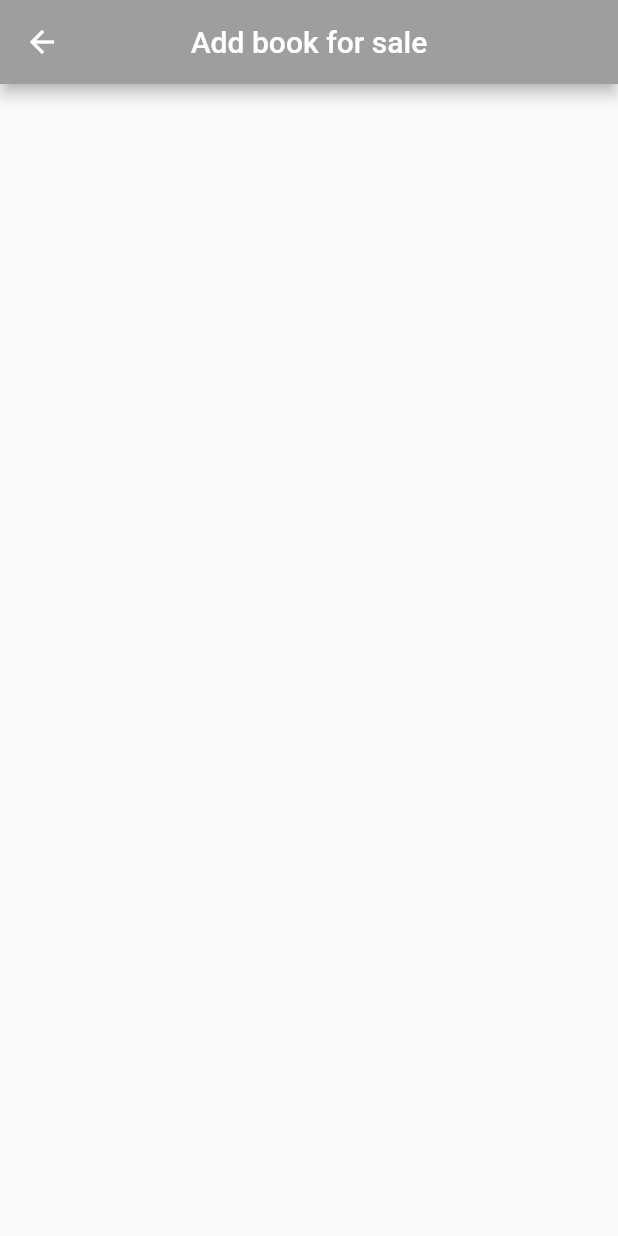
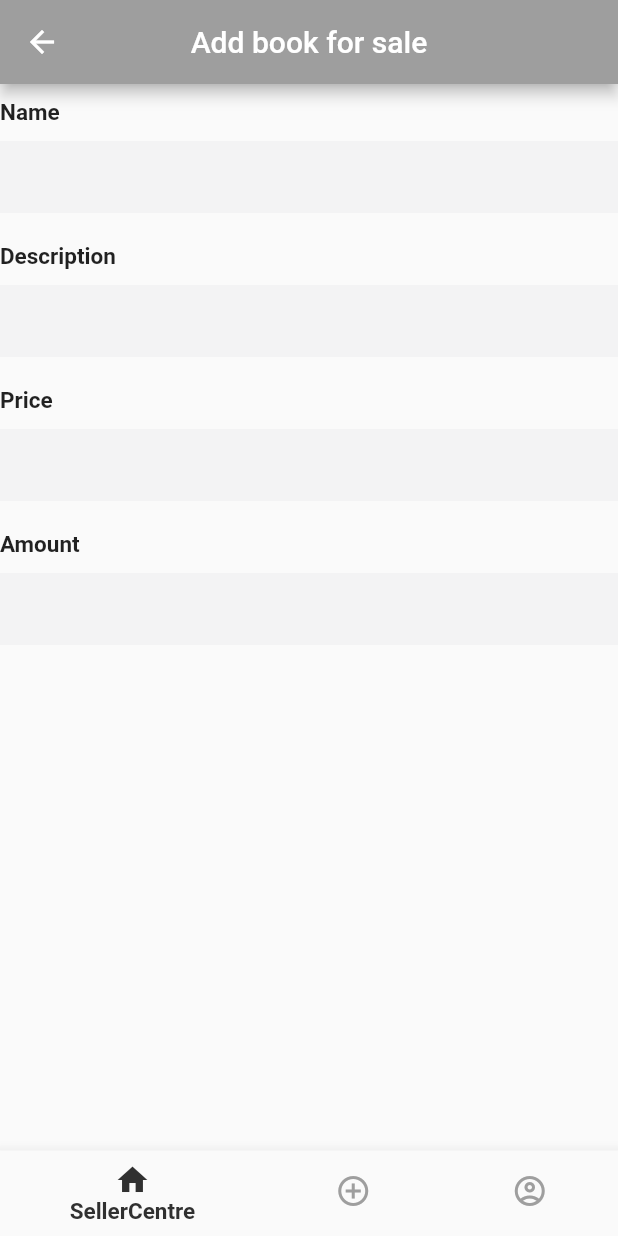
Before and after one commit to Pipeparin12/CSC291_BookStoreApp, a Flutter app: the AddBook screen opened directly, on a phone screen of 412 x 824 dp. Run offline on Flutter 3.47's test engine with Material 2 defaults, Android fonts, the phone set to English and light mode, and no system bars.

Commit message:
Create AddBook page
Create AddBook page

```diff
--- a/bookstoreapp291/lib/main.dart
+++ b/bookstoreapp291/lib/main.dart
@@ -1,3 +1,4 @@
+import 'package:bookstoreapp291/screen/add_book.dart';
 import 'package:flutter/material.dart';
 import 'package:bookstoreapp291/screen/seller_page.dart';
 
@@ -11,7 +12,7 @@ class MyApp extends StatelessWidget {
   @override
   Widget build(BuildContext context) {
     return MaterialApp(
-      home: SellerCentre(),
+      home: AddBook(),
     );
   }
 }
--- a/bookstoreapp291/lib/screen/add_book.dart
+++ b/bookstoreapp291/lib/screen/add_book.dart
@@ -1,3 +1,4 @@
+import 'dart:async';
 import 'dart:ui';
 
 import 'package:flutter/material.dart';
@@ -18,6 +19,19 @@ class _AddBookState extends State<AddBook> {
         centerTitle: true,
         backgroundColor: Colors.grey,
         leading: const Icon(Icons.arrow_back),
+      ),
+      body: Container(
+        child: Column(
+          children: [
+            Expanded(
+                child: Column(
+              children: [
+                Expanded(child: _allEntryFieldWidget()),
+              ],
+            )),
+            footer()
+          ],
+        ),
       ),
     );
   }
@@ -71,3 +85,54 @@ class _footerState extends State<footer> {
     });
   }
 }
+
+// Widget textformfield({@required hintText}) {
+//   final InputDecoration textFormStyle = InputDecoration(
+//     hintText: hintText,
+//     border: const OutlineInputBorder(),
+//     hintStyle:
+//         const TextStyle(letterSpacing: 1, fontSize: 20, color: Colors.black),
+//   );
+//   return Material(
+//     elevation: 2,
+//     child: TextField(
+//       enabled: true,
+//       textAlign: TextAlign.center,
+//       decoration: textFormStyle,
+//     ),
+//   );
+// }
+
+Widget _allEntryFieldWidget() {
+  return Column(
+    children: <Widget>[
+      _entryField("Name"),
+      _entryField("Description"),
+      _entryField("Price"),
+      _entryField("Amount"),
+    ],
+  );
+}
+
+Widget _entryField(String title) {
+  return Container(
+    margin: EdgeInsets.symmetric(vertical: 10),
+    child: Column(
+      crossAxisAlignment: CrossAxisAlignment.start,
+      children: <Widget>[
+        Text(
+          title,
+          style: TextStyle(fontWeight: FontWeight.bold, fontSize: 15),
+        ),
+        SizedBox(
+          height: 10,
+        ),
+        TextField(
+            decoration: InputDecoration(
+                border: InputBorder.none,
+                fillColor: Color(0xfff3f3f4),
+                filled: true))
+      ],
+    ),
+  );
+}
--- /dev/null
+++ b/bookstoreapp291/lib/screen/profile.dart
@@ -0,0 +1 @@
+import 'package:flutter/material.dart';
--- a/bookstoreapp291/lib/screen/seller_page.dart
+++ b/bookstoreapp291/lib/screen/seller_page.dart
@@ -157,12 +157,6 @@ class _BoxState extends State<Box> {
   }
 }
 
-int _selectedIndex = 0;
-final List<Widget> _children = [
-  SellerCentre(),
-  AddBook(),
-];
-
 class footer extends StatefulWidget {
   const footer({Key? key}) : super(key: key);
 
@@ -171,6 +165,18 @@ class footer extends StatefulWidget {
 }
 
 class _footerState extends State<footer> {
+  int _selectedIndex = 0;
+  final widgetOptions = [
+    new SellerCentre(),
+    new AddBook(),
+  ];
+
+  void _onItemTapped(int index) {
+    setState(() {
+      _selectedIndex = index;
+    });
+  }
+
   @override
   Widget build(BuildContext context) {
     return Container(
@@ -202,10 +208,4 @@ class _footerState extends State<footer> {
       ),
     );
   }
-
-  void _onItemTapped(int index) {
-    setState(() {
-      _selectedIndex = index;
-    });
-  }
 }
```
